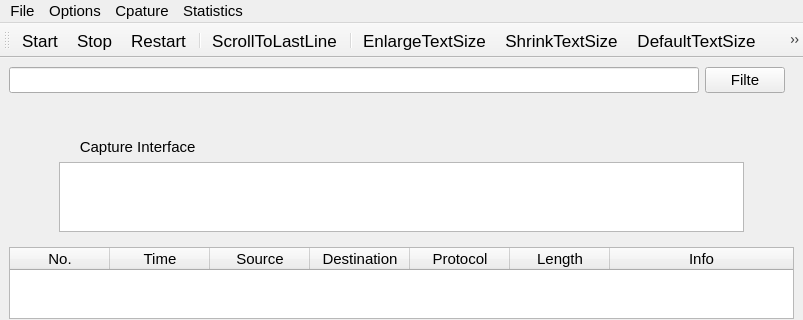
Ghivern/MyShark, file myshark/mainwindow.ui: the form before one commit; both pictures show x 0 to 803 and y 0 to 320 of the 803 by 505 pixel window.
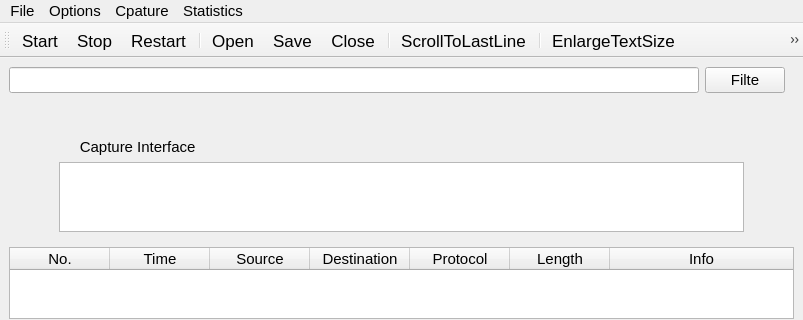
The form after the commit. Icons and pictures are not drawn.

Commit message: 将actions添加到工具栏上

Patch:
```diff
--- a/myshark/mainwindow.ui
+++ b/myshark/mainwindow.ui
@@ -306,12 +306,17 @@
    <addaction name="actionStop"/>
    <addaction name="actionRestart"/>
    <addaction name="separator"/>
+   <addaction name="actionOpen"/>
+   <addaction name="actionSave"/>
+   <addaction name="actionClose"/>
+   <addaction name="separator"/>
    <addaction name="actionScrollToLastLine"/>
    <addaction name="separator"/>
    <addaction name="actionEnlargeTextSize"/>
    <addaction name="actionShrinkTextSize"/>
    <addaction name="actionDefaultTextSize"/>
    <addaction name="actionResizeTableWidgetTOFitContents"/>
+   <addaction name="separator"/>
   </widget>
   <action name="actionStart">
    <property name="icon">
```
The commit also changes 1 other file.
